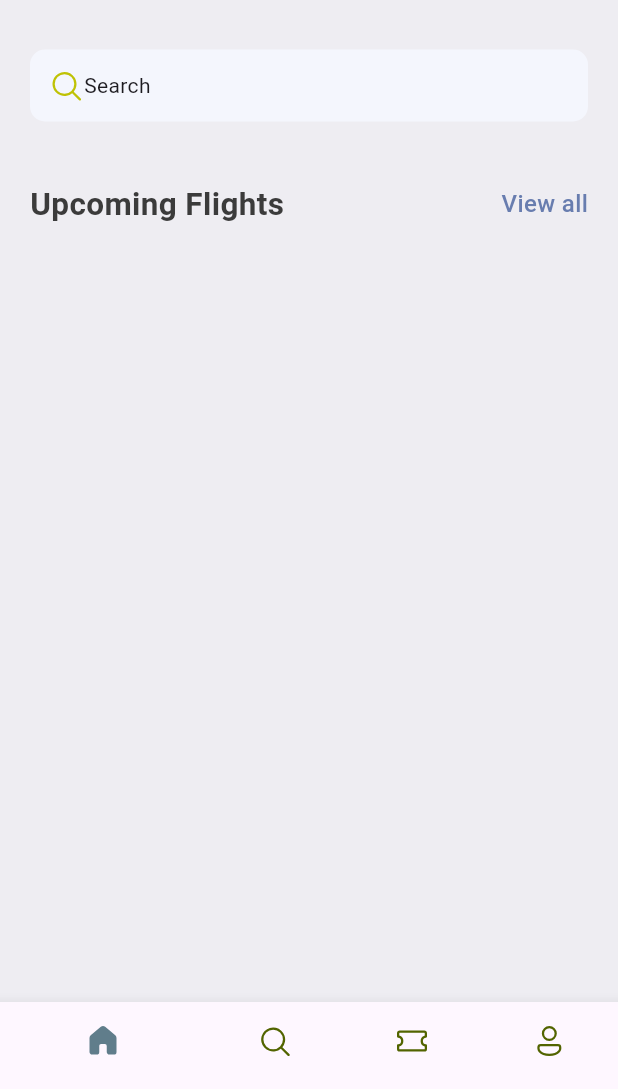
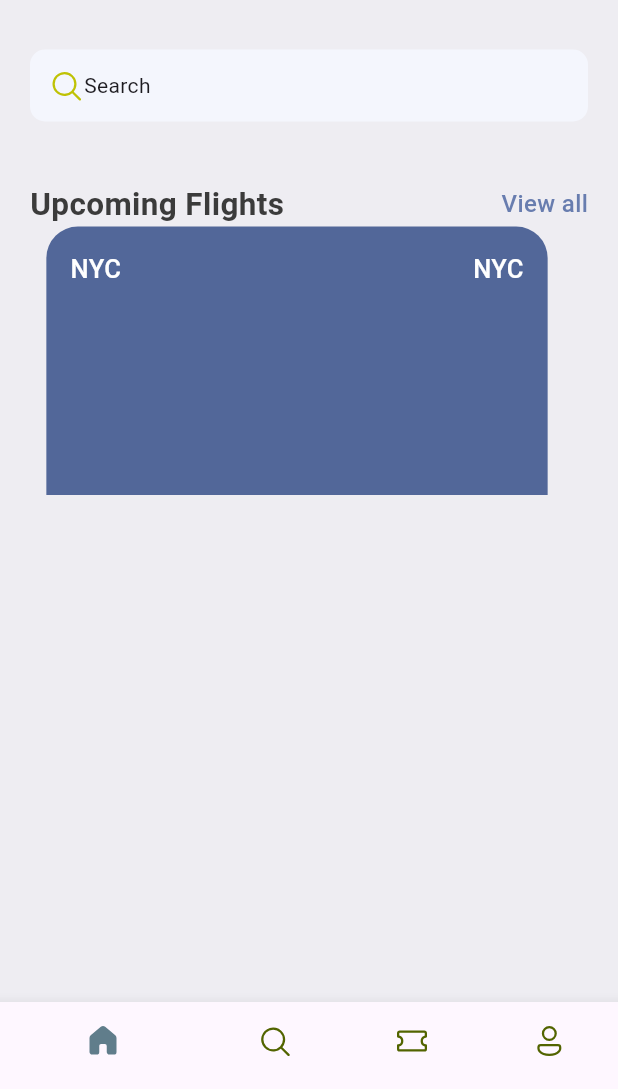
Before and after one commit to tungduong028/flutter_project, a Flutter app: the screen it shows after launch, on a phone screen of 412 x 824 dp, the part 147-1236 px from its top. Run offline on Flutter 3.47's test engine with Material 3 defaults, Android fonts, the phone set to English and light mode, and no system bars; our stand-ins replace fluentui_icons.

Commit message:
ticketview

```diff
--- a/lib/base/res/styles/app_styles.dart
+++ b/lib/base/res/styles/app_styles.dart
@@ -6,6 +6,7 @@ class AppStyles {
   static Color primaryColor = primary;
   static Color bgColor = const Color(0xFFeeedf2);
   static Color textColor = const Color(0xFF3b3b3b);
+  static Color ticketBlue = const Color(0xFF526799);
   static TextStyle textStyle =
       TextStyle(fontSize: 16, fontWeight: FontWeight.w500, color: textColor);
   static TextStyle headLineStyle1 =
--- /dev/null
+++ b/lib/base/widgets/ticket_view.dart
@@ -0,0 +1,40 @@
+import 'package:flutter/cupertino.dart';
+import 'package:flutter/material.dart';
+import 'package:flutter_project/base/res/styles/app_styles.dart';
+
+class TicketView extends StatelessWidget {
+  const TicketView({super.key});
+
+  @override
+  Widget build(BuildContext context) {
+    final size = MediaQuery.of(context).size;
+    return SizedBox(
+      width: size.width*0.85,
+      height: 179,
+      child: Container(
+        margin: EdgeInsets.only(right: 16),
+        padding: EdgeInsets.all(16),
+        child: Column(
+          children: [
+            Row(
+              children: [
+                Text(
+                  "NYC", style: AppStyles.headLineStyle3.copyWith(color: Colors.white),
+                ),
+                Expanded(child: Container()),
+                Text(
+                  "NYC", style: AppStyles.headLineStyle3.copyWith(color: Colors.white),
+                ),
+              ],
+            )
+          ],
+        ),
+        decoration: BoxDecoration(
+          color: AppStyles.ticketBlue,
+          borderRadius: BorderRadius.only(topLeft: Radius.circular(21), topRight: Radius.circular(21))
+        ),
+
+      ),
+    );
+  }
+}
--- a/lib/screens/home_screen.dart
+++ b/lib/screens/home_screen.dart
@@ -2,6 +2,7 @@ import 'package:fluentui_icons/fluentui_icons.dart';
 import 'package:flutter/cupertino.dart';
 import 'package:flutter/material.dart';
 import 'package:flutter_project/base/widgets/app_double_text.dart';
+import 'package:flutter_project/base/widgets/ticket_view.dart';
 
 import '../base/res/media.dart';
 import '../base/res/styles/app_styles.dart';
@@ -61,7 +62,7 @@ class HomeScreen extends StatelessWidget {
                 ),
                 const SizedBox(height: 40),
                 const AppDoubleText(bigText: 'Upcoming Flights', smallText: 'View all',),
-
+                TicketView()
               ],
             ),
           ),
```
